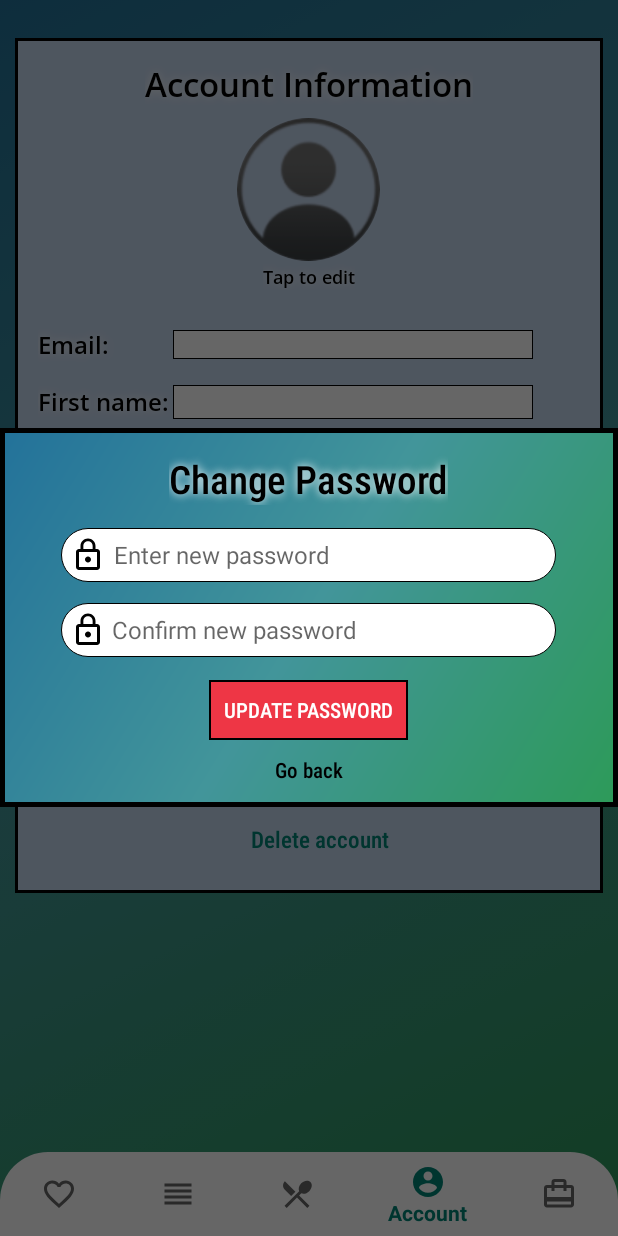
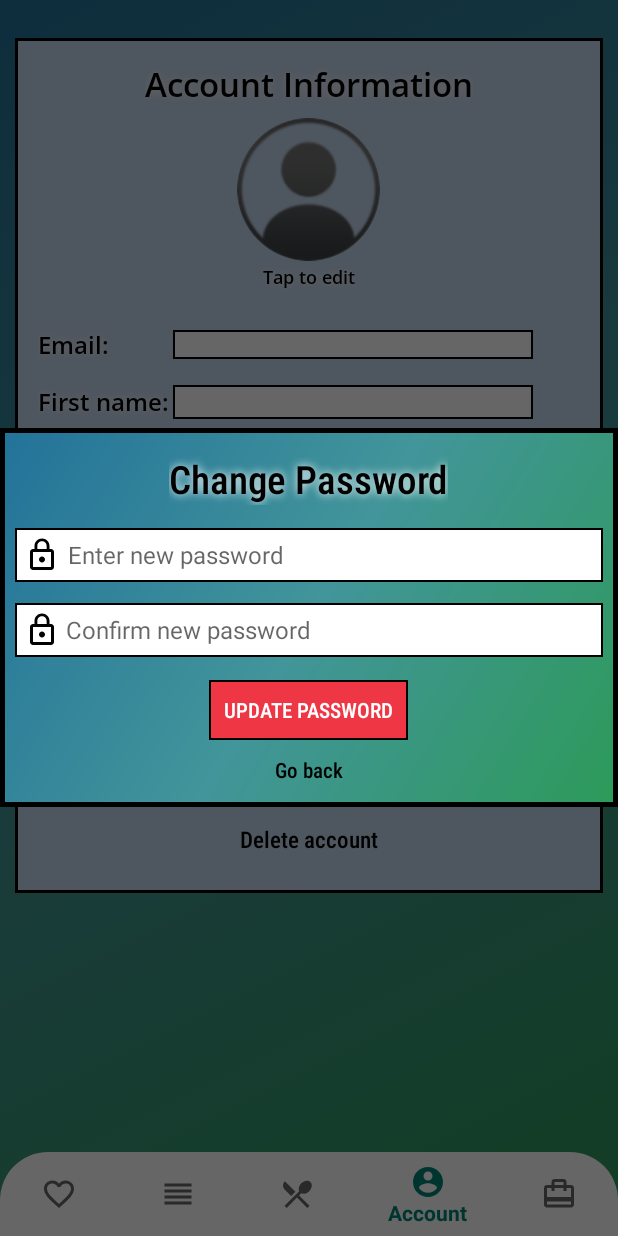
Before and after one commit to purvilpatel65/FSC_DINER, an Android app: the fragment ResetPasswordDialog placed in its activity, item 4 of the bottom bar chosen, on a phone screen of 412 x 824 dp. Run offline under Robolectric (Android 15) with nearby library versions, the phone set to English and light mode, and no system bars; our stand-ins replace CircleImageView, Firebase (no records; nobody signed in at launch, a user with empty details on screens opened directly), Picasso, navigation-ui; pictures from the network do not load; Roboto replaces fonts that are not available here; 1 statement that could not run was skipped.

Commit message:
Updated UI and Dialog Fragments
Signed-off-by: Phillip Moreno <phillipmoreno123@gmail.com>

```diff
--- a/app/src/main/res/layout/fragment_account.xml
+++ b/app/src/main/res/layout/fragment_account.xml
@@ -96,7 +96,7 @@
                 android:layout_height="wrap_content"
                 android:layout_gravity="center"
                 android:layout_marginStart="2dp"
-                android:background="@drawable/account_settings_text_border"
+                android:background="@drawable/white_round_border"
                 android:fontFamily="@font/open_sans"
                 android:paddingStart="5dp"
                 android:textColor="@android:color/black"
@@ -139,7 +139,7 @@
                 android:layout_height="match_parent"
                 android:layout_gravity="center"
                 android:layout_marginStart="2dp"
-                android:background="@drawable/account_settings_text_border"
+                android:background="@drawable/white_round_border"
                 android:fontFamily="@font/open_sans"
                 android:paddingStart="5dp"
                 android:textColor="@android:color/black"
@@ -181,7 +181,7 @@
                 android:layout_height="wrap_content"
                 android:layout_gravity="center"
                 android:layout_marginStart="2dp"
-                android:background="@drawable/account_settings_text_border"
+                android:background="@drawable/white_round_border"
                 android:fontFamily="@font/open_sans"
                 android:paddingStart="5dp"
                 android:textColor="@android:color/black"
@@ -223,7 +223,7 @@
                 android:layout_height="wrap_content"
                 android:layout_gravity="center"
                 android:layout_marginStart="2dp"
-                android:background="@drawable/account_settings_text_border"
+                android:background="@drawable/white_round_border"
                 android:fontFamily="@font/open_sans"
                 android:paddingStart="5dp"
                 android:textColor="@android:color/black"
@@ -265,7 +265,7 @@
                 android:layout_height="wrap_content"
                 android:layout_gravity="center"
                 android:layout_marginStart="2dp"
-                android:background="@drawable/account_settings_text_border"
+                android:background="@drawable/white_round_border"
                 android:fontFamily="@font/open_sans"
                 android:paddingStart="5dp"
                 android:textColor="@android:color/black"
@@ -313,17 +313,16 @@
             android:textSize="15sp" />
 
         <TextView
+            android:textAlignment="center"
             android:id="@+id/deleteAccountTV"
             android:layout_width="wrap_content"
             android:layout_height="wrap_content"
             android:layout_gravity="center"
             android:layout_marginTop="30dp"
             android:fontFamily="sans-serif-condensed-medium"
-            android:paddingEnd="15dp"
-            android:paddingStart="30dp"
             android:text="@string/delete_account"
             android:textAppearance="@style/TextAppearance.AppCompat.Body1"
-            android:textColor="@color/colorPrimary"
+            android:textColor="#000"
             android:textSize="15sp" />
 
     </LinearLayout>
--- a/app/src/main/res/layout/fragment_change_password.xml
+++ b/app/src/main/res/layout/fragment_change_password.xml
@@ -29,29 +29,33 @@
     <EditText
         android:id="@+id/enterPasswordChangeTV"
         android:inputType="textPassword"
-        android:background="@drawable/rounded_text_border"
+        android:background="@drawable/white_round_border"
         android:drawableStart="@drawable/ic_lock_outline"
         android:drawablePadding="5dp"
         android:padding="6dp"
         android:hint="@string/enter_new_password"
         android:layout_gravity="center"
-        android:layout_width="330dp"
+        android:layout_width="match_parent"
         android:layout_height="wrap_content"
         android:layout_marginTop="15dp"
+        android:layout_marginStart="10dp"
+        android:layout_marginEnd="10dp"
         android:textSize="16sp"/>
 
     <EditText
         android:id="@+id/confirmPasswordChangeTV"
         android:inputType="textPassword"
-        android:background="@drawable/rounded_text_border"
+        android:background="@drawable/white_round_border"
         android:drawableStart="@drawable/ic_lock_outline"
         android:drawablePadding="4dp"
         android:padding="6dp"
         android:hint="@string/confirm_new_password"
         android:layout_gravity="center"
-        android:layout_width="330dp"
+        android:layout_width="match_parent"
         android:layout_height="wrap_content"
         android:layout_marginTop="14dp"
+        android:layout_marginStart="10dp"
+        android:layout_marginEnd="10dp"
         android:textSize="16sp"/>
 
     <Button
--- a/app/src/main/res/layout/fragment_delete_account_dialog.xml
+++ b/app/src/main/res/layout/fragment_delete_account_dialog.xml
@@ -28,11 +28,13 @@
 
     <EditText
         android:id="@+id/enterEmailDeleteAccountTV"
-        android:layout_width="330dp"
+        android:layout_width="match_parent"
         android:layout_height="wrap_content"
         android:layout_gravity="center"
         android:layout_marginTop="15dp"
-        android:background="@drawable/rounded_text_border"
+        android:layout_marginStart="10dp"
+        android:layout_marginEnd="10dp"
+        android:background="@drawable/white_round_border"
         android:drawableStart="@drawable/ic_mail_outline_black"
         android:drawablePadding="5dp"
         android:hint="@string/email_address_confirm"
--- a/app/src/main/res/layout/fragment_log_out_dialog.xml
+++ b/app/src/main/res/layout/fragment_log_out_dialog.xml
@@ -58,7 +58,7 @@
             android:layout_width="140dp"
             android:layout_height="wrap_content"
             android:layout_marginEnd="40dp"
-            android:background="@drawable/edit_text_border"
+            android:background="@drawable/white_round_border"
             android:elevation="20dp"
             android:fontFamily="sans-serif-condensed-medium"
             android:text="@string/logout3"
```
